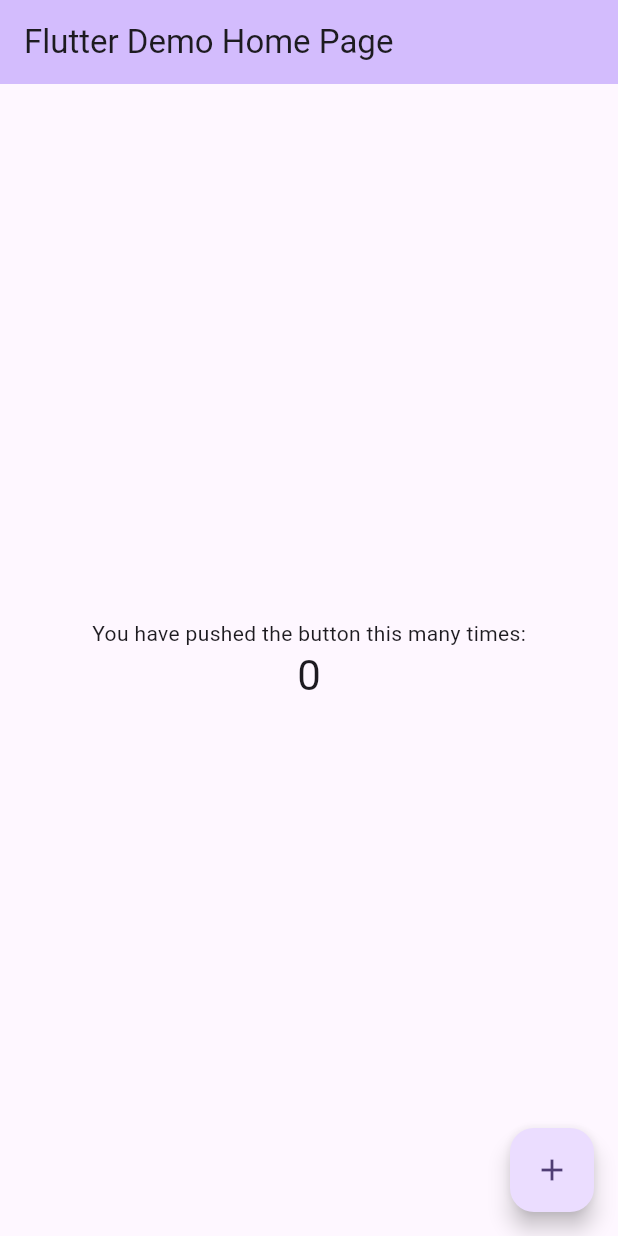
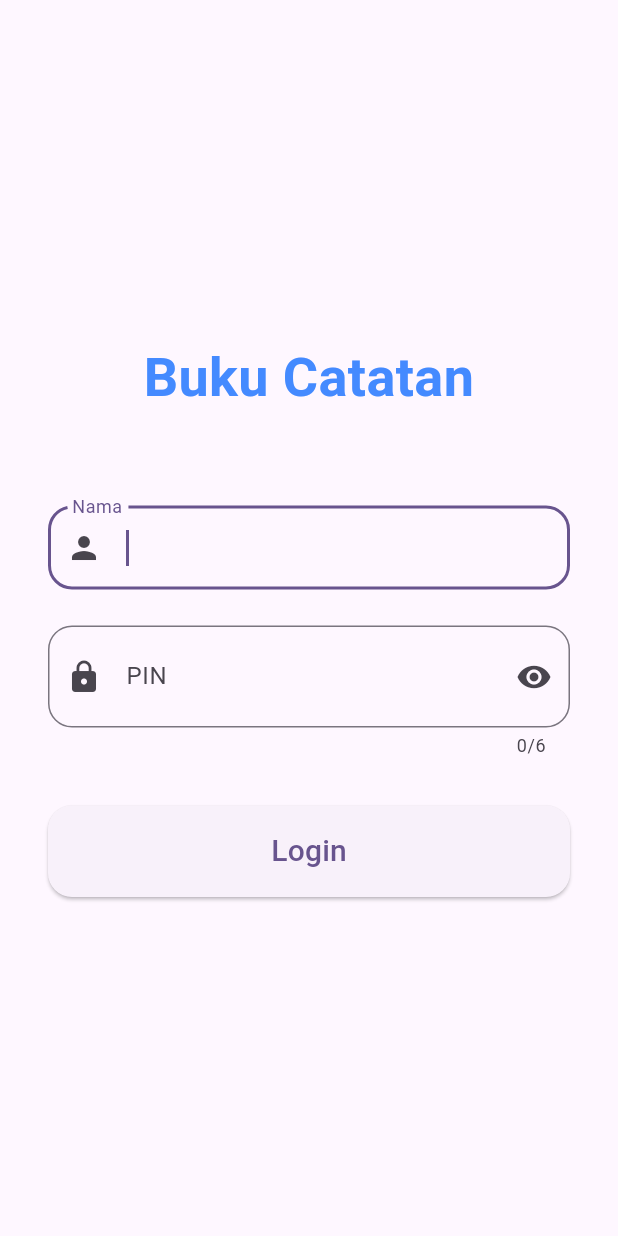
Before and after one commit to Miftakun/Flutter_Project_HK, a Flutter app: the screen it shows after launch, on a phone screen of 412 x 824 dp. Run offline on Flutter 3.47's test engine with Material 3 defaults, Android fonts, the phone set to English and light mode, and no system bars.

Commit message:
Implement login functionality with validation and loading state in LoginPage

```diff
--- a/lib/flutter_habiskerja_notes_app/lib/main.dart
+++ b/lib/flutter_habiskerja_notes_app/lib/main.dart
@@ -1,4 +1,5 @@
 import 'package:flutter/material.dart';
+import 'package:flutter_habiskerja_notes_app/pages/login_page.dart';
 
 void main() {
   runApp(const MyApp());
@@ -7,116 +8,14 @@ void main() {
 class MyApp extends StatelessWidget {
   const MyApp({super.key});
 
-  // This widget is the root of your application.
   @override
   Widget build(BuildContext context) {
     return MaterialApp(
       title: 'Flutter Demo',
       theme: ThemeData(
-        // This is the theme of your application.
-        //
-        // TRY THIS: Try running your application with "flutter run". You'll see
-        // the application has a purple toolbar. Then, without quitting the app,
-        // try changing the seedColor in the colorScheme below to Colors.green
-        // and then invoke "hot reload" (save your changes or press the "hot
-        // reload" button in a Flutter-supported IDE, or press "r" if you used
-        // the command line to start the app).
-        //
-        // Notice that the counter didn't reset back to zero; the application
-        // state is not lost during the reload. To reset the state, use hot
-        // restart instead.
-        //
-        // This works for code too, not just values: Most code changes can be
-        // tested with just a hot reload.
         colorScheme: ColorScheme.fromSeed(seedColor: Colors.deepPurple),
       ),
-      home: const MyHomePage(title: 'Flutter Demo Home Page'),
+      home: const LoginPage(),
     );
   }
 }
-
-class MyHomePage extends StatefulWidget {
-  const MyHomePage({super.key, required this.title});
-
-  // This widget is the home page of your application. It is stateful, meaning
-  // that it has a State object (defined below) that contains fields that affect
-  // how it looks.
-
-  // This class is the configuration for the state. It holds the values (in this
-  // case the title) provided by the parent (in this case the App widget) and
-  // used by the build method of the State. Fields in a Widget subclass are
-  // always marked "final".
-
-  final String title;
-
-  @override
-  State<MyHomePage> createState() => _MyHomePageState();
-}
-
-class _MyHomePageState extends State<MyHomePage> {
-  int _counter = 0;
-
-  void _incrementCounter() {
-    setState(() {
-      // This call to setState tells the Flutter framework that something has
-      // changed in this State, which causes it to rerun the build method below
-      // so that the display can reflect the updated values. If we changed
-      // _counter without calling setState(), then the build method would not be
-      // called again, and so nothing would appear to happen.
-      _counter++;
-    });
-  }
-
-  @override
-  Widget build(BuildContext context) {
-    // This method is rerun every time setState is called, for instance as done
-    // by the _incrementCounter method above.
-    //
-    // The Flutter framework has been optimized to make rerunning build methods
-    // fast, so that you can just rebuild anything that needs updating rather
-    // than having to individually change instances of widgets.
-    return Scaffold(
-      appBar: AppBar(
-        // TRY THIS: Try changing the color here to a specific color (to
-        // Colors.amber, perhaps?) and trigger a hot reload to see the AppBar
-        // change color while the other colors stay the same.
-        backgroundColor: Theme.of(context).colorScheme.inversePrimary,
-        // Here we take the value from the MyHomePage object that was created by
-        // the App.build method, and use it to set our appbar title.
-        title: Text(widget.title),
-      ),
-      body: Center(
-        // Center is a layout widget. It takes a single child and positions it
-        // in the middle of the parent.
-        child: Column(
-          // Column is also a layout widget. It takes a list of children and
-          // arranges them vertically. By default, it sizes itself to fit its
-          // children horizontally, and tries to be as tall as its parent.
-          //
-          // Column has various properties to control how it sizes itself and
-          // how it positions its children. Here we use mainAxisAlignment to
-          // center the children vertically; the main axis here is the vertical
-          // axis because Columns are vertical (the cross axis would be
-          // horizontal).
-          //
-          // TRY THIS: Invoke "debug painting" (choose the "Toggle Debug Paint"
-          // action in the IDE, or press "p" in the console), to see the
-          // wireframe for each widget.
-          mainAxisAlignment: MainAxisAlignment.center,
-          children: <Widget>[
-            const Text('You have pushed the button this many times:'),
-            Text(
-              '$_counter',
-              style: Theme.of(context).textTheme.headlineMedium,
-            ),
-          ],
-        ),
-      ),
-      floatingActionButton: FloatingActionButton(
-        onPressed: _incrementCounter,
-        tooltip: 'Increment',
-        child: const Icon(Icons.add),
-      ), // This trailing comma makes auto-formatting nicer for build methods.
-    );
-  }
-}
--- /dev/null
+++ b/lib/flutter_habiskerja_notes_app/lib/pages/login_page.dart
@@ -0,0 +1,140 @@
+import 'package:flutter/material.dart';
+
+class LoginPage extends StatefulWidget {
+  const LoginPage({super.key});
+
+  @override
+  State<LoginPage> createState() => _LoginPageState();
+}
+
+class _LoginPageState extends State<LoginPage> {
+  final _formKey = GlobalKey<FormState>();
+  final TextEditingController _namaController = TextEditingController();
+  final TextEditingController _pinController = TextEditingController();
+  bool _obscurePin = true;
+  bool _isLoading = false;
+
+  void _login() async {
+    if (_formKey.currentState!.validate()) {
+      setState(() => _isLoading = true);
+      // Simulasi proses login
+      await Future.delayed(const Duration(seconds: 1));
+      setState(() => _isLoading = false);
+
+      // Contoh logika login sederhana
+      if (_namaController.text == "admin" && _pinController.text == "1234") {
+        ScaffoldMessenger.of(
+          context,
+        ).showSnackBar(const SnackBar(content: Text('Login berhasil!')));
+        // Navigasi ke halaman berikutnya bisa ditambahkan di sini
+      } else {
+        ScaffoldMessenger.of(
+          context,
+        ).showSnackBar(const SnackBar(content: Text('Nama atau PIN salah')));
+      }
+    }
+  }
+
+  @override
+  Widget build(BuildContext context) {
+    return Scaffold(
+      body: Center(
+        child: SingleChildScrollView(
+          padding: const EdgeInsets.symmetric(horizontal: 32),
+          child: Form(
+            key: _formKey,
+            child: Column(
+              mainAxisSize: MainAxisSize.min,
+              children: [
+                const Text(
+                  'Buku Catatan',
+                  textAlign: TextAlign.center,
+                  style: TextStyle(
+                    fontSize: 36,
+                    fontWeight: FontWeight.bold,
+                    color: Colors.blueAccent,
+                  ),
+                ),
+                const SizedBox(height: 60),
+                TextFormField(
+                  controller: _namaController,
+                  decoration: InputDecoration(
+                    labelText: 'Nama',
+                    prefixIcon: const Icon(Icons.person),
+                    border: OutlineInputBorder(
+                      borderRadius: BorderRadius.circular(16),
+                    ),
+                  ),
+                  validator:
+                      (value) =>
+                          value == null || value.isEmpty
+                              ? 'Nama wajib diisi'
+                              : null,
+                  textInputAction: TextInputAction.next,
+                  autofocus: true,
+                ),
+                const SizedBox(height: 24),
+                TextFormField(
+                  controller: _pinController,
+                  obscureText: _obscurePin,
+                  keyboardType: TextInputType.number,
+                  maxLength: 6,
+                  decoration: InputDecoration(
+                    labelText: 'PIN',
+                    prefixIcon: const Icon(Icons.lock),
+                    border: OutlineInputBorder(
+                      borderRadius: BorderRadius.circular(16),
+                    ),
+                    suffixIcon: IconButton(
+                      icon: Icon(
+                        _obscurePin ? Icons.visibility : Icons.visibility_off,
+                      ),
+                      onPressed: () {
+                        setState(() {
+                          _obscurePin = !_obscurePin;
+                        });
+                      },
+                    ),
+                  ),
+                  style: const TextStyle(fontSize: 24, letterSpacing: 8),
+                  validator: (value) {
+                    if (value == null || value.isEmpty) {
+                      return 'PIN wajib diisi';
+                    }
+                    if (value.length < 4) {
+                      return 'PIN minimal 4 digit';
+                    }
+                    return null;
+                  },
+                  onFieldSubmitted: (_) => _login(),
+                ),
+                const SizedBox(height: 32),
+                SizedBox(
+                  width: double.infinity,
+                  child: ElevatedButton(
+                    onPressed: _isLoading ? null : _login,
+                    style: ElevatedButton.styleFrom(
+                      padding: const EdgeInsets.symmetric(vertical: 16),
+                      shape: RoundedRectangleBorder(
+                        borderRadius: BorderRadius.circular(16),
+                      ),
+                    ),
+                    child:
+                        _isLoading
+                            ? const CircularProgressIndicator(
+                              color: Colors.white,
+                            )
+                            : const Text(
+                              'Login',
+                              style: TextStyle(fontSize: 20),
+                            ),
+                  ),
+                ),
+              ],
+            ),
+          ),
+        ),
+      ),
+    );
+  }
+}
```
Also changed, not shown: 4 other files.
